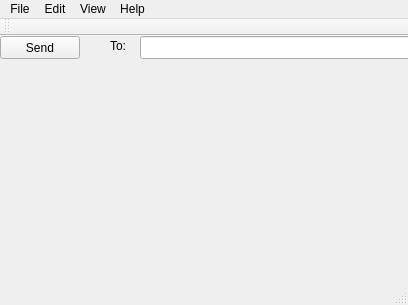
Qt form mainwindow.ui (RPiAwesomeness/KeyboardMailQT) before a commit.
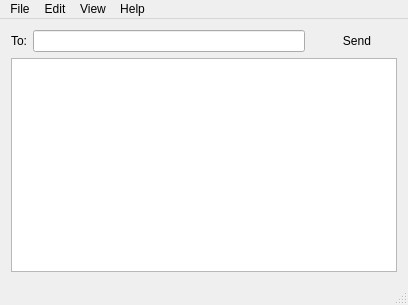
The same form after that commit. Icons and pictures are not drawn.

Patch:
```diff
--- a/mainwindow.ui
+++ b/mainwindow.ui
@@ -14,42 +14,55 @@
    <string>KeyboardMailQT</string>
   </property>
   <widget class="QWidget" name="centralWidget">
-   <widget class="QPushButton" name="pushButton">
-    <property name="geometry">
-     <rect>
-      <x>0</x>
-      <y>0</y>
-      <width>80</width>
-      <height>23</height>
-     </rect>
-    </property>
-    <property name="text">
-     <string>Send</string>
-    </property>
-   </widget>
-   <widget class="QLineEdit" name="lineEdit">
-    <property name="geometry">
-     <rect>
-      <x>140</x>
-      <y>0</y>
-      <width>271</width>
-      <height>23</height>
-     </rect>
-    </property>
-   </widget>
-   <widget class="QLabel" name="label">
-    <property name="geometry">
-     <rect>
-      <x>110</x>
-      <y>0</y>
-      <width>21</width>
-      <height>20</height>
-     </rect>
-    </property>
-    <property name="text">
-     <string>To:</string>
-    </property>
-   </widget>
+   <layout class="QGridLayout" name="gridLayout">
+    <item row="0" column="0">
+     <widget class="QLabel" name="label">
+      <property name="sizePolicy">
+       <sizepolicy hsizetype="Fixed" vsizetype="Fixed">
+        <horstretch>0</horstretch>
+        <verstretch>0</verstretch>
+       </sizepolicy>
+      </property>
+      <property name="text">
+       <string>To:</string>
+      </property>
+     </widget>
+    </item>
+    <item row="0" column="3">
+     <widget class="QPushButton" name="pushButton">
+      <property name="sizePolicy">
+       <sizepolicy hsizetype="Fixed" vsizetype="Fixed">
+        <horstretch>0</horstretch>
+        <verstretch>0</verstretch>
+       </sizepolicy>
+      </property>
+      <property name="minimumSize">
+       <size>
+        <width>20</width>
+        <height>0</height>
+       </size>
+      </property>
+      <property name="baseSize">
+       <size>
+        <width>20</width>
+        <height>20</height>
+       </size>
+      </property>
+      <property name="text">
+       <string>Send</string>
+      </property>
+      <property name="flat">
+       <bool>true</bool>
+      </property>
+     </widget>
+    </item>
+    <item row="0" column="1">
+     <widget class="QLineEdit" name="lineEdit"/>
+    </item>
+    <item row="1" column="0" rowspan="2" colspan="4">
+     <widget class="QTextEdit" name="textEdit"/>
+    </item>
+   </layout>
   </widget>
   <widget class="QMenuBar" name="menuBar">
    <property name="geometry">
@@ -86,14 +99,6 @@
    <addaction name="menuView"/>
    <addaction name="menuHelp"/>
   </widget>
-  <widget class="QToolBar" name="mainToolBar">
-   <attribute name="toolBarArea">
-    <enum>TopToolBarArea</enum>
-   </attribute>
-   <attribute name="toolBarBreak">
-    <bool>false</bool>
-   </attribute>
-  </widget>
   <widget class="QStatusBar" name="statusBar"/>
   <action name="actionQuit">
    <property name="icon">
```
Left out of the diff: 5 changed lines with no effect on the pictures.
